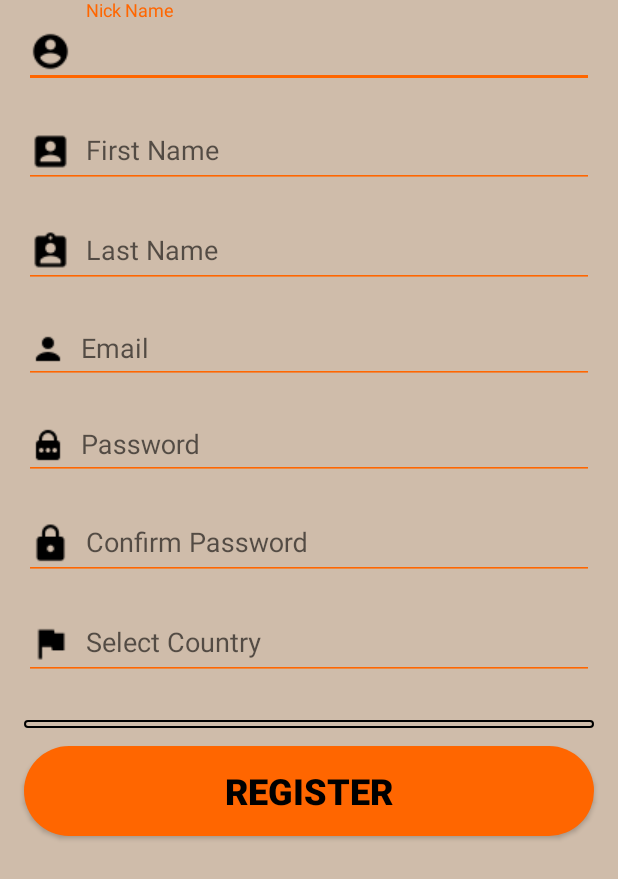
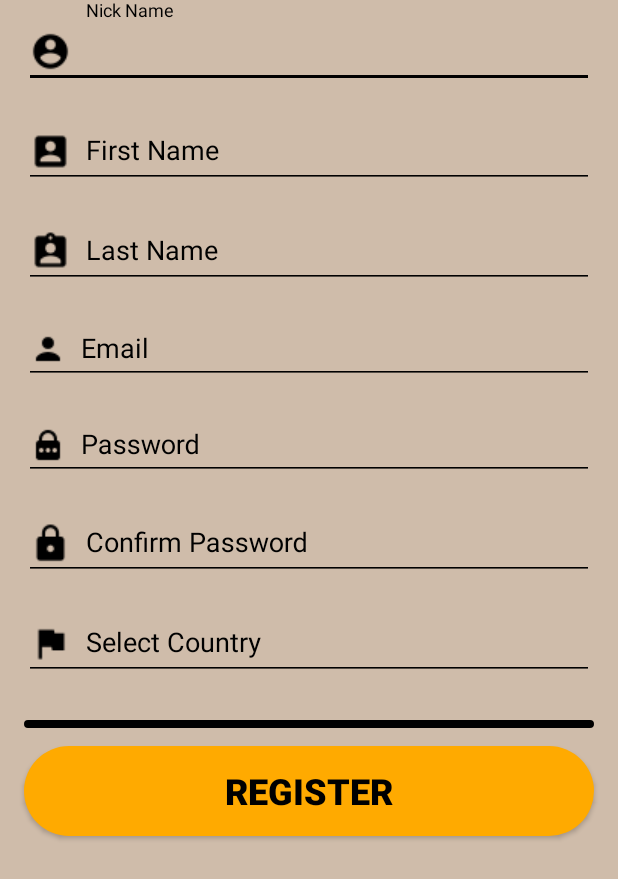
Before and after one commit to shannu1995/On-The-House, an Android app: the layout activity_register.xml on its own in the app's theme, with its tools: preview values and no code run, on a phone screen of 412 x 824 dp. Shown: the top 879 px of the screen. Run offline under Robolectric (Android 15) with nearby library versions, the phone set to English and light mode, and no system bars; plain views replace ProgressButton.

Commit message:
Created GUI changes requested by Irena

```diff
--- a/app/build.gradle
+++ b/app/build.gradle
@@ -2,7 +2,7 @@ apply plugin: 'com.android.application'
 
 android {
     compileSdkVersion 26
-    buildToolsVersion "26.0.1"
+    buildToolsVersion '26.0.2'
     defaultConfig {
         applicationId "com.onthehouse.onthehouse"
         minSdkVersion 16
--- a/app/src/main/res/layout/activity_login.xml
+++ b/app/src/main/res/layout/activity_login.xml
@@ -30,19 +30,19 @@
             android:layout_marginStart="16dp"
             android:layout_marginEnd="16dp"
             app:layout_constraintTop_toTopOf="parent"
-            android:layout_marginTop="8dp">
+            android:layout_marginTop="8dp"
+            android:theme="@style/TextLabel">
 
             <EditText
                 android:id="@+id/loginEmail"
                 android:layout_width="match_parent"
                 android:layout_height="wrap_content"
                 android:hint="@string/email"
-                android:backgroundTint="@color/colorAccent"
                 android:drawableLeft="@drawable/email"
                 android:inputType="textEmailAddress"
                 android:textColor="@color/textColor"
-                android:textColorHint="@color/colorAccent"
-                android:textCursorDrawable="@drawable/cursor_color"/>
+                android:textCursorDrawable="@drawable/cursor_color"
+                android:textColorHint="@color/textColor"/>
 
         </android.support.design.widget.TextInputLayout>
 
@@ -79,14 +79,14 @@
             app:layout_constraintRight_toRightOf="parent"
             app:layout_constraintTop_toBottomOf="@+id/lEmail"
             android:layout_marginStart="16dp"
-            android:layout_marginEnd="16dp">
+            android:layout_marginEnd="16dp"
+            android:theme="@style/TextLabel">
 
             <EditText
                 android:id="@+id/loginPassword"
                 android:layout_width="match_parent"
                 android:layout_height="wrap_content"
                 android:hint="@string/password"
-                android:backgroundTint="@color/colorAccent"
                 android:drawableLeft="@drawable/password"
                 android:inputType="textPassword"
                 android:textColor="@color/textColor"
--- a/app/src/main/res/layout/activity_main.xml
+++ b/app/src/main/res/layout/activity_main.xml
@@ -38,8 +38,7 @@
                 app:tabMode="fixed"
                 android:layout_gravity="top"
                 android:paddingBottom="10dp"
-                />
-
+                app:tabIndicatorColor="@color/textColor"/>
         </android.support.v4.view.ViewPager>
 
 
--- a/app/src/main/res/layout/activity_register.xml
+++ b/app/src/main/res/layout/activity_register.xml
@@ -29,13 +29,13 @@
             app:layout_constraintTop_toBottomOf="@+id/NickName"
             android:textCursorDrawable="@drawable/cursor_color"
             android:layout_marginStart="16dp"
-            android:layout_marginEnd="16dp">
+            android:layout_marginEnd="16dp"
+            android:theme="@style/TextLabel">
 
             <EditText
                 android:layout_height="wrap_content"
                 android:layout_width="match_parent"
                 android:id="@+id/regFirstName"
-                android:backgroundTint="@color/colorAccent"
                 android:hint="@string/registerFirstName"
                 android:drawableLeft="@drawable/firstname"
                 android:drawablePadding="10dp"
@@ -62,13 +62,13 @@
             android:layout_marginTop="8dp"
             android:ems="10"
             android:layout_marginStart="16dp"
-            android:layout_marginEnd="16dp">
+            android:layout_marginEnd="16dp"
+            android:theme="@style/TextLabel">
 
             <EditText
                     android:id="@+id/regLastName"
                     android:layout_width="match_parent"
                     android:layout_height="wrap_content"
-                    android:backgroundTint="@color/colorAccent"
                     android:hint="@string/registerLastName"
                 android:drawableLeft="@drawable/lastname"
                 android:drawablePadding="10dp"
@@ -90,13 +90,13 @@
             android:textCursorDrawable="@drawable/cursor_color"
             android:layout_marginStart="16dp"
             android:layout_marginEnd="16dp"
-            tools:layout_editor_absoluteY="81dp">
+            tools:layout_editor_absoluteY="81dp"
+            android:theme="@style/TextLabel">
 
             <EditText
                 android:id="@+id/regNickName"
                 android:layout_width="match_parent"
                 android:layout_height="wrap_content"
-                android:backgroundTint="@color/colorAccent"
                 android:hint="@string/registerNickName"
                 android:drawableLeft="@drawable/nickname"
                 android:drawablePadding="10dp"
@@ -119,13 +119,13 @@
             app:layout_constraintTop_toBottomOf="@+id/LastName"
             android:textCursorDrawable="@drawable/cursor_color"
             android:layout_marginStart="16dp"
-            android:layout_marginEnd="16dp">
+            android:layout_marginEnd="16dp"
+            android:theme="@style/TextLabel">
 
             <EditText
                 android:id="@+id/regEmail"
                 android:layout_width="match_parent"
                 android:layout_height="wrap_content"
-                android:backgroundTint="@color/colorAccent"
                 android:hint="@string/registerEmail"
                 android:drawableLeft="@drawable/email"
                 android:drawablePadding="10dp"
@@ -149,12 +149,12 @@
             app:layout_constraintTop_toBottomOf="@+id/Email"
             android:textCursorDrawable="@drawable/cursor_color"
             android:layout_marginStart="16dp"
-            android:layout_marginEnd="16dp">
+            android:layout_marginEnd="16dp"
+            android:theme="@style/TextLabel">
             <EditText
                 android:id="@+id/regPassword"
                 android:layout_width="match_parent"
                 android:layout_height="wrap_content"
-                android:backgroundTint="@color/colorAccent"
                 android:hint="@string/registerPassword"
                 android:drawableLeft="@drawable/password"
                 android:drawablePadding="10dp"
@@ -178,13 +178,13 @@
             app:layout_constraintTop_toBottomOf="@+id/Password"
             android:textCursorDrawable="@drawable/cursor_color"
             android:layout_marginStart="16dp"
-            android:layout_marginEnd="16dp">
+            android:layout_marginEnd="16dp"
+            android:theme="@style/TextLabel">
 
             <EditText
                 android:id="@+id/regConfirmPassword"
                 android:layout_width="match_parent"
                 android:layout_height="wrap_content"
-                android:backgroundTint="@color/colorAccent"
                 android:hint="@string/registerConfirmPassword"
                 android:drawableLeft="@drawable/cnfrmpass"
                 android:drawablePadding="10dp"
@@ -207,13 +207,13 @@
             app:layout_constraintTop_toBottomOf="@+id/ConfirmPassword"
             android:textCursorDrawable="@drawable/cursor_color"
             android:layout_marginStart="16dp"
-            android:layout_marginEnd="16dp">
+            android:layout_marginEnd="16dp"
+            android:theme="@style/TextLabel">
 
             <EditText
                 android:id="@+id/regCountry"
                 android:layout_width="match_parent"
                 android:layout_height="wrap_content"
-                android:backgroundTint="@color/colorAccent"
                 android:hint="@string/registerCountry"
                 android:focusable="false"
                 android:drawableLeft="@drawable/country"
@@ -236,8 +236,8 @@
             android:layout_marginLeft="20dp"
             android:layout_marginRight="16dp"
             android:ems="10"
-            android:textColor="@color/colorAccent"
-            android:textSize="13sp" />
+            android:textSize="13sp"
+            />
 
         <Spinner
             android:id="@+id/stateSpinner"
@@ -249,13 +249,14 @@
             android:background="@drawable/gradient_spinner"
             android:popupBackground="@drawable/backgroud_spinner"
             android:textColor="@android:color/black"
-            android:textSize="14dp"
+            android:textSize="14sp"
             app:layout_constraintHorizontal_bias="0.0"
             app:layout_constraintLeft_toLeftOf="parent"
             app:layout_constraintRight_toRightOf="parent"
             app:layout_constraintTop_toBottomOf="@+id/stateText"
             android:layout_marginStart="16dp"
-            android:layout_marginEnd="16dp"/>
+            android:layout_marginEnd="16dp"
+            android:theme="@style/TextLabel" />
 
 
         <cn.xm.weidongjian.progressbuttonlib.ProgressButton
--- a/app/src/main/res/values/colors.xml
+++ b/app/src/main/res/values/colors.xml
@@ -2,7 +2,10 @@
 <resources>
     <color name="colorPrimary">#3F51B5</color>
     <color name="colorPrimaryDark">#303F9F</color>
+    <!--
     <color name="colorAccent">#f60</color>
+    -->
+    <color name="colorAccent">#ffaa00</color>
     <color name="backgroundColorFirstHalf">#cfbcaa</color>
     <color name="text">#FFFFFF</color>
     <color name="white">#FFFFFF</color>
--- a/app/src/main/res/values/styles.xml
+++ b/app/src/main/res/values/styles.xml
@@ -32,6 +32,12 @@
         <item name="android:paddingBottom">5dp</item>
         <item name="android:popupBackground">#DFFFFFFF</item>
     </style>
-
+    <style name="TextLabel">
+        <item name="android:textColorHint">@color/textColor</item>
+        <item name="colorControlNormal">@color/textColor</item>
+        <item name="colorControlActivated">@color/textColor</item>
+        <item name="android:backgroundTint">@color/textColor</item>
+        <item name="android:textSelectHandle">@color/colorAccent</item>
+    </style>
 
 </resources>
--- a/build.gradle
+++ b/build.gradle
@@ -5,7 +5,7 @@ buildscript {
         jcenter()
     }
     dependencies {
-        classpath 'com.android.tools.build:gradle:2.3.3'
+        classpath 'com.android.tools.build:gradle:3.0.0'
 
 
         // NOTE: Do not place your application dependencies here; they belong
```
Also changed, not shown: gradle/wrapper/gradle-wrapper.properties.
